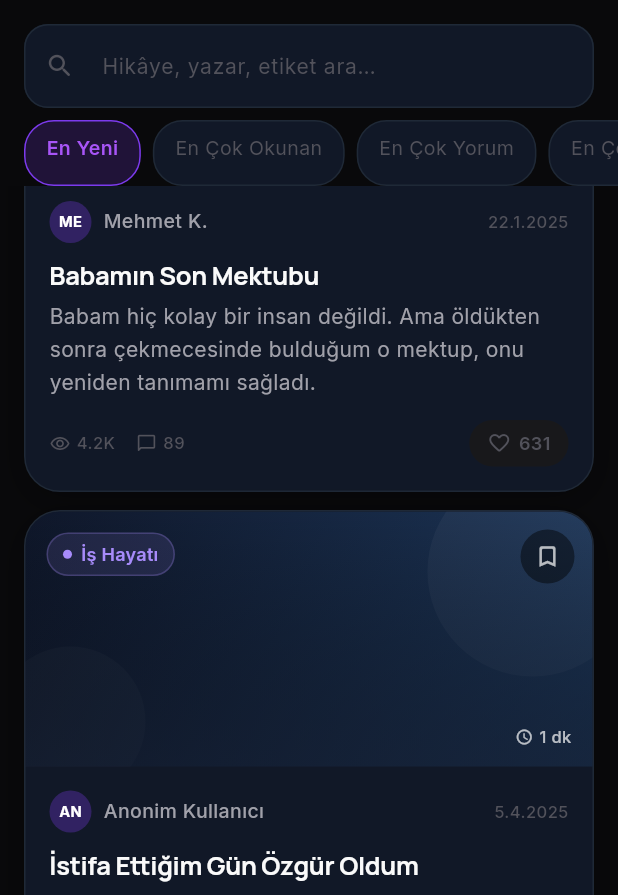
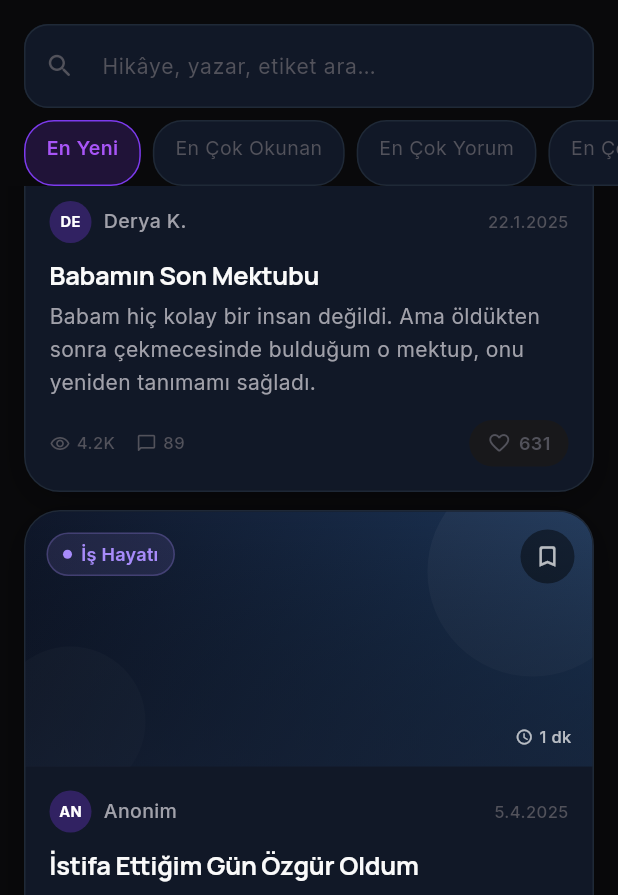
Before and after one commit to mustafa-network-tech/anlati, a Flutter app: the ExploreScreen screen opened by its route, scrolled down 576 dp, on a phone screen of 412 x 824 dp. Shown: the top 895 px of the screen. Run offline on Flutter 3.47's test engine with Material 3 defaults, Android fonts, the phone set to English and light mode, and no system bars; our stand-ins replace flutter_dotenv, flutter_riverpod, go_router, google_fonts, shared_preferences, shimmer and 1 more; accounts and stored records are empty.

Commit message:
fix: mock hıkayelerdeki erkek isimleri kadin isimleriyle degistirildi
Co-authored-by: Cursor <cursoragent@cursor.com>

```diff
--- a/anlati.app/lib/core/mock/mock_stories.dart
+++ b/anlati.app/lib/core/mock/mock_stories.dart
@@ -72,7 +72,7 @@ Bazı insanlar sevgilerini göstermeyi öğrenemeden gidiyorlar. Bu onların en
       shareCount:  112,
       createdAt:   DateTime(2025, 1, 22),
       updatedAt:   DateTime(2025, 1, 22),
-      authorName:  'Mehmet K.',
+      authorName:  'Derya K.',
     ),
 
     // ── 3. İş Hayatı ──────────────────────────────────────────────
@@ -101,7 +101,7 @@ O gün eve dönerken güneş her zamankinden farklı görünüyordu.''',
       shareCount:  88,
       createdAt:   DateTime(2025, 4, 5),
       updatedAt:   DateTime(2025, 4, 5),
-      authorName:  'Anonim Kullanıcı',
+      authorName:  'Anonim',
     ),
 
     // ── 4. İlişkiler ──────────────────────────────────────────────
@@ -190,7 +190,7 @@ Cesaret yaştan bağımsızdır.''',
       shareCount:  342,
       createdAt:   DateTime(2025, 6, 1),
       updatedAt:   DateTime(2025, 6, 1),
-      authorName:  'Dr. Aday H.',
+      authorName:  'Dr. Aday S.',
     ),
 
     // ── 7. Yeniden Başlamak ────────────────────────────────────────
@@ -223,7 +223,7 @@ Yangından sonra daha temiz bir şey inşa edebilirsin.''',
       shareCount:  389,
       createdAt:   DateTime(2025, 7, 8),
       updatedAt:   DateTime(2025, 7, 8),
-      authorName:  'Can D.',
+      authorName:  'Canan D.',
     ),
 
     // ── 8. Özgürlük ───────────────────────────────────────────────
```
Also changed, not shown: 1 other file.
